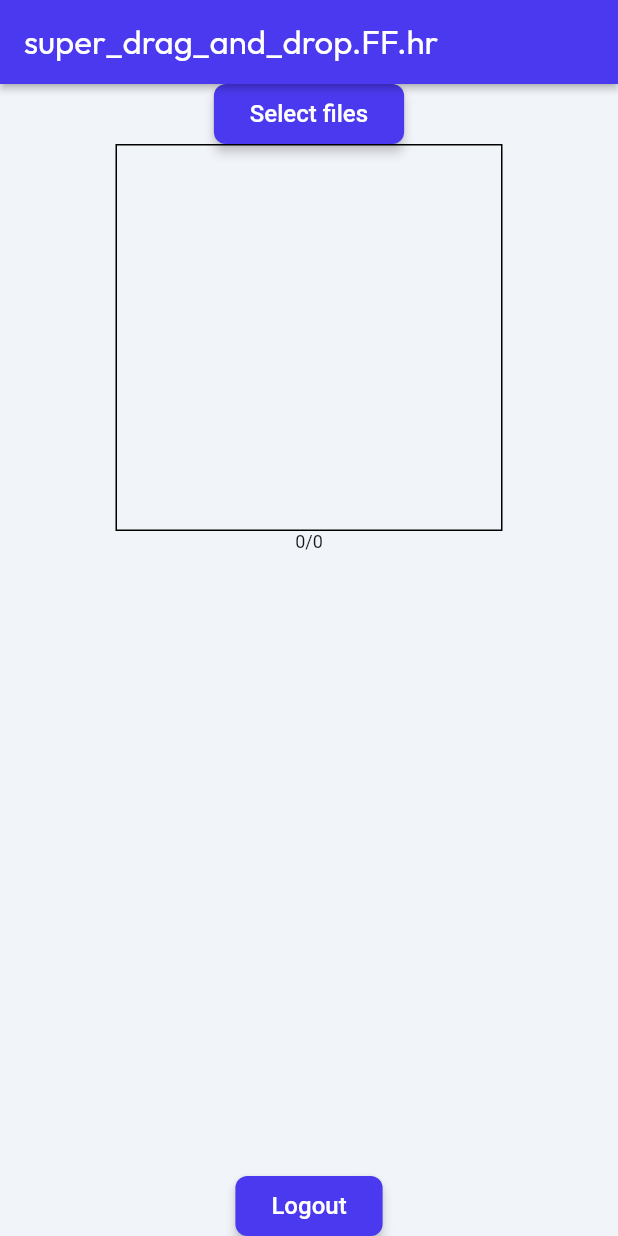
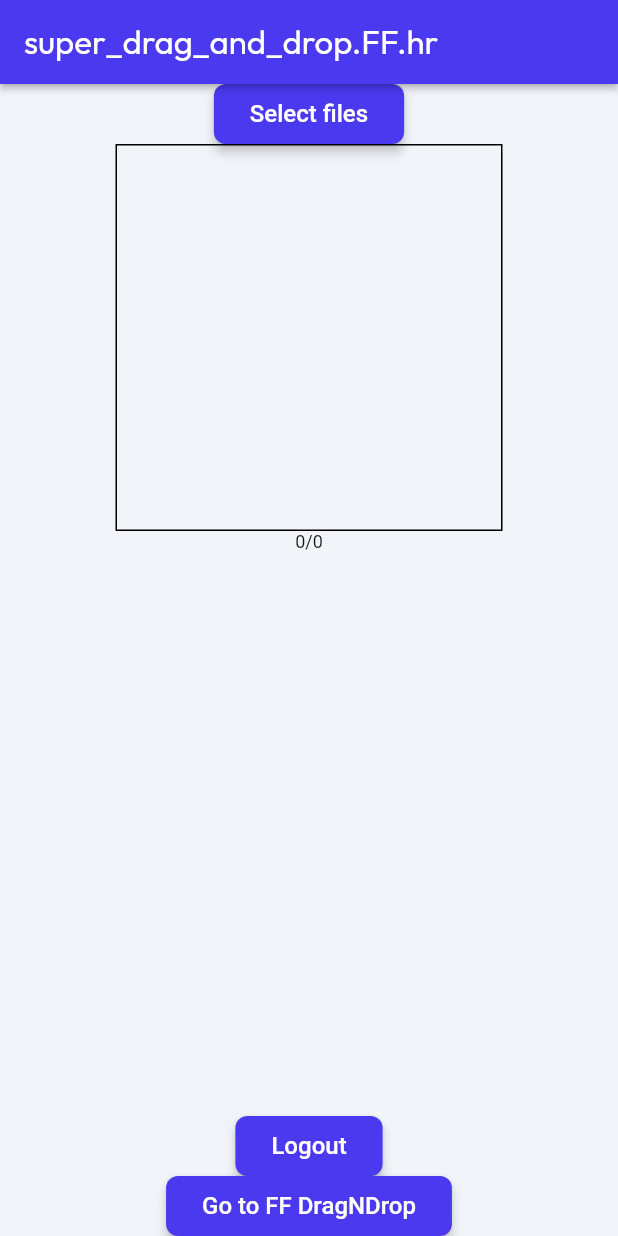
Before and after one commit to stepanic/mp-ff-super_drag_and_drop, a Flutter app: the screen it shows once a user with an empty profile is signed in, on a phone screen of 412 x 824 dp. Run offline on Flutter 3.47's test engine with Material 3 defaults, Android fonts, the phone set to English and light mode, and no system bars; drawn by our look-alikes of auto_size_text; our stand-ins replace assets_audio_player, cloud_firestore, file_picker, firebase_auth, firebase_core, firebase_storage and 13 more; missing offline and left inert: json_path, mime_type; accounts and stored records are empty; Roboto replaces fonts that are missing (Readex Pro).

Commit message:
Updating to latest FlutterFlow output.

```diff
--- a/lib/pages/home_page/home_page_widget.dart
+++ b/lib/pages/home_page/home_page_widget.dart
@@ -298,6 +298,31 @@ class _HomePageWidgetState extends State<HomePageWidget> {
                     borderRadius: BorderRadius.circular(8.0),
                   ),
                 ),
+                FFButtonWidget(
+                  onPressed: () async {
+                    context.pushNamed('FFDragNDrop');
+                  },
+                  text: 'Go to FF DragNDrop',
+                  options: FFButtonOptions(
+                    height: 40.0,
+                    padding:
+                        const EdgeInsetsDirectional.fromSTEB(24.0, 0.0, 24.0, 0.0),
+                    iconPadding:
+                        const EdgeInsetsDirectional.fromSTEB(0.0, 0.0, 0.0, 0.0),
+                    color: FlutterFlowTheme.of(context).primary,
+                    textStyle: FlutterFlowTheme.of(context).titleSmall.override(
+                          fontFamily: 'Readex Pro',
+                          color: Colors.white,
+                          letterSpacing: 0.0,
+                        ),
+                    elevation: 3.0,
+                    borderSide: const BorderSide(
+                      color: Colors.transparent,
+                      width: 1.0,
+                    ),
+                    borderRadius: BorderRadius.circular(8.0),
+                  ),
+                ),
               ],
             ),
           ),
```
